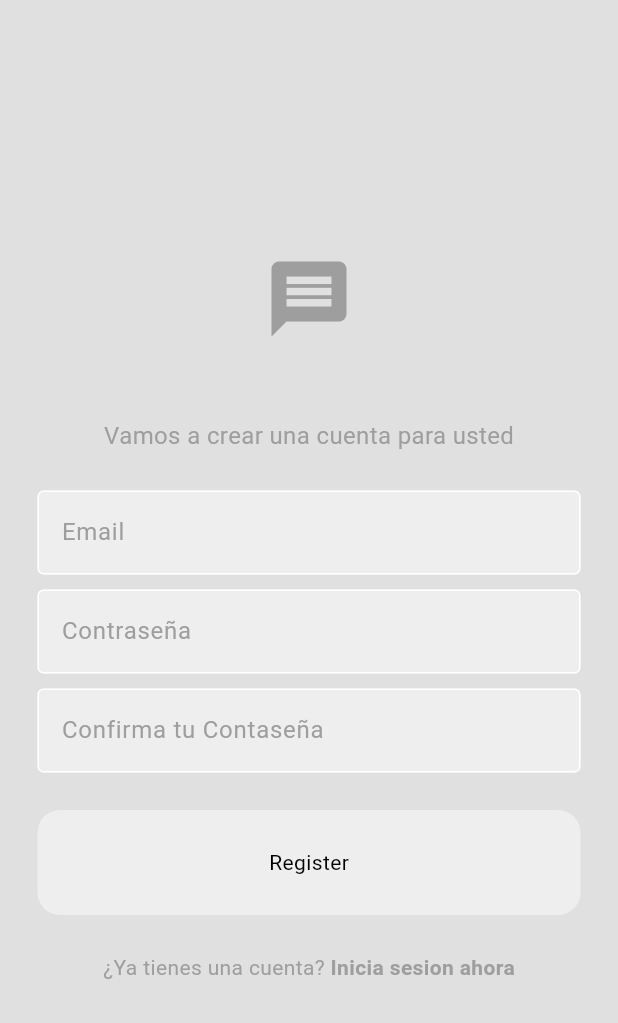
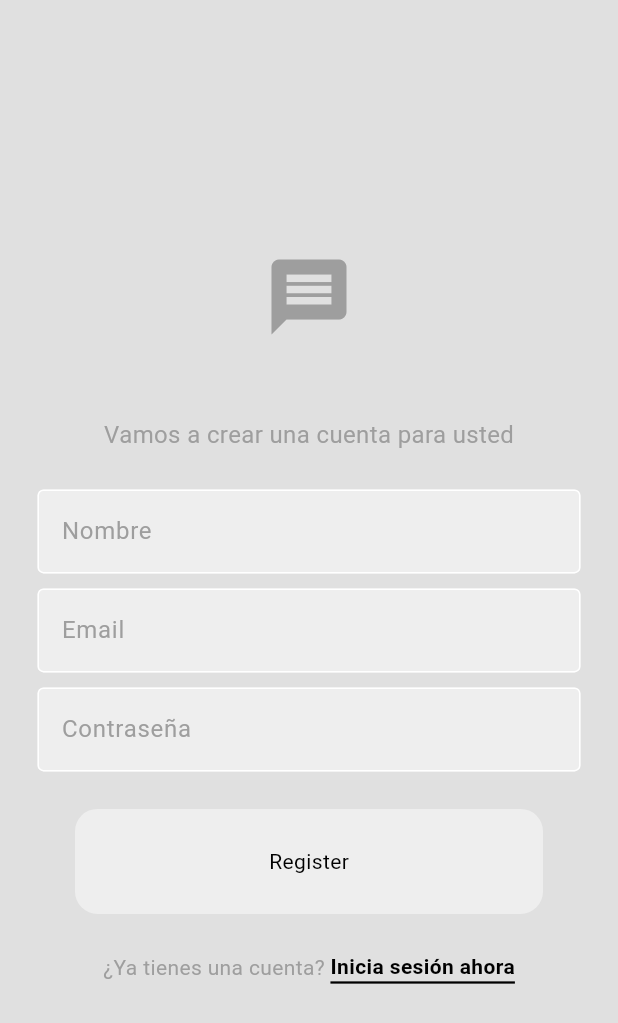
Before and after one commit to Destrabe/Login-En-Flutter, a Flutter app: the screen it shows after launch, after a tap on "Regístrate ahora", on a phone screen of 412 x 824 dp. Shown: the top 1023 px of the screen. Run offline on Flutter 3.47's test engine with Material 3 defaults, Android fonts, the phone set to English and light mode, and no system bars; our stand-ins replace google_nav_bar.

Commit message:
login y register botones terminados

```diff
--- a/lib/componentes/button.dart
+++ b/lib/componentes/button.dart
@@ -1,29 +1,31 @@
 import 'package:flutter/material.dart';
 
-class MyButton extends StatelessWidget { //no tiene un estado que puede cambiar en tiempo de ejecucion
+class MyButton extends StatelessWidget {
   final void Function()? onTap;
-
   final String text;
 
   const MyButton({
     super.key,
     required this.text,
     required this.onTap,
-    });
+  });
 
   @override
-  Widget build(BuildContext context) { //construye la interfaz del widget
-    return GestureDetector(
-      onTap: onTap,
+  Widget build(BuildContext context) {
+    return InkWell(
+      highlightColor: Colors.transparent, // Sin sombra
+      splashColor: Colors.transparent, // Sin efecto de salpicadura (efecto de onda)
+      onTap: onTap, // Asigna la acción aquí, que se ejecutará al presionar el botón
+      borderRadius: BorderRadius.circular(15), // Para mantener los bordes redondeados
       child: Container(
         decoration: BoxDecoration(
           color: Theme.of(context).colorScheme.secondary,
           borderRadius: BorderRadius.circular(15),
         ),
-        padding: const EdgeInsets.all(25),//Agrega un espacio interno
-        margin: const EdgeInsets.symmetric(horizontal: 25), //margen del boton
+        padding: const EdgeInsets.all(25),
+        margin: const EdgeInsets.symmetric(horizontal: 50),
         child: Center(
-         child: Center(child: Text(text)),
+          child: Text(text),
         ),
       ),
     );
--- a/lib/login.dart
+++ b/lib/login.dart
@@ -1,10 +1,12 @@
 import 'package:app/componentes/button.dart';
 import 'package:app/componentes/textField.dart';
+import 'package:app/homepage.dart';
 import 'package:flutter/material.dart';
 
 class LoginPage extends StatefulWidget {
-  const LoginPage({super.key, required this.onTap});
+  LoginPage({super.key, required this.onTap});
 
+  //ir a la pagina de registro
  final void Function()? onTap;
 
   @override
@@ -17,8 +19,12 @@ class _LoginPageState extends State<LoginPage> {
   final TextEditingController _contraseniaController = TextEditingController();
 
   // Método de login
-  void login() {
-    // Aquí puedes añadir la lógica para autenticar al usuario.
+  void login(BuildContext context) {
+    Navigator.push(
+    context,
+    MaterialPageRoute(builder: (context) => Homepage()),
+  );
+
     print("Correo: ${_correoController.text}");
     print("Contraseña: ${_contraseniaController.text}");
   }
@@ -30,6 +36,7 @@ class _LoginPageState extends State<LoginPage> {
       body: Center(
         child: SingleChildScrollView(
           child: Column(
+
             mainAxisAlignment: MainAxisAlignment.center,
             children: [
               // Logo
@@ -73,7 +80,7 @@ class _LoginPageState extends State<LoginPage> {
               // Botón de login
               MyButton(
                 text: "Login",
-                onTap: login,
+                onTap: () => login(context),
                 ),
 
               const SizedBox(height: 25),
@@ -88,11 +95,22 @@ class _LoginPageState extends State<LoginPage> {
                   ),
                   GestureDetector(
                     onTap: widget.onTap,
+                    child: Container(
+                      decoration: BoxDecoration(
+                        border: Border(
+                          bottom: BorderSide(
+                            color: Colors.black, // Color del borde
+                            width: 1.5, // Grosor del "subrayado"
+                            style: BorderStyle.solid, // Puedes cambiarlo a dotted si deseas un efecto punteado
+                            ),
+                          ),
+                      ),
                       child: Text(
                         "Regístrate ahora",
                         style: TextStyle(
                           fontWeight: FontWeight.bold,
-                        color: Theme.of(context).colorScheme.primary,
+                          color: Colors.black, // Color del texto
+                        ),
                       ),
                     ),
                   ),
--- a/lib/register.dart
+++ b/lib/register.dart
@@ -1,24 +1,30 @@
 import 'package:app/componentes/button.dart';
 import 'package:app/componentes/textField.dart';
+import 'package:app/login.dart';
 import 'package:flutter/material.dart';
 
 class Register extends StatelessWidget {
-  Register ({super.key, required this.onTap});
+  Register({super.key, required this.onTap});
 
   // Controladores para correo y contraseña
+  final TextEditingController _nombreController = TextEditingController();
   final TextEditingController _correoController = TextEditingController();
   final TextEditingController _contraseniaController = TextEditingController();
-  final TextEditingController _confirmacionController = TextEditingController();
 
   //ir a la pagina de login
   final void Function()? onTap;
 
   // Método de registro
-  void register() {}
+  void register(BuildContext context) {
+    Navigator.push(
+      context,
+      MaterialPageRoute(builder: (context) => LoginPage(onTap: () {})),
+    );
+  }
 
   @override
   Widget build(BuildContext context) {
-  return Scaffold(
+    return Scaffold(
       backgroundColor: Theme.of(context).colorScheme.background,
       body: Center(
         child: Column(
@@ -44,10 +50,19 @@ class Register extends StatelessWidget {
 
             const SizedBox(height: 25),
 
-            // Campo de texto de correo
+            // Campo de texto del nombre
+            CustomTextField(
+              hintText: "Nombre",
+              obscureText: false,
+              controller: _nombreController,
+            ),
+
+            const SizedBox(height: 10),
+
+            // Campo de texto del email
             CustomTextField(
               hintText: "Email",
-              obscureText: false,
+              obscureText: true,
               controller: _correoController,
             ),
 
@@ -60,21 +75,12 @@ class Register extends StatelessWidget {
               controller: _contraseniaController,
             ),
 
-            const SizedBox(height: 10),
-
-            // Campo de texto de la contraseña
-            CustomTextField(
-              hintText: "Confirma tu Contaseña",
-              obscureText: true,
-              controller: _confirmacionController,
-            ),
-
             const SizedBox(height: 25),
 
-            // Botón de login
+            // Botón de registro
             MyButton(
               text: "Register",
-              onTap: register,
+              onTap: () => register(context),
             ),
 
             const SizedBox(height: 25),
@@ -89,14 +95,25 @@ class Register extends StatelessWidget {
                 ),
                 GestureDetector(
                   onTap: onTap,
-                  child: Text(
-                    "Inicia sesion ahora",
-                    style: TextStyle(
-                      fontWeight: FontWeight.bold,
-                      color: Theme.of(context).colorScheme.primary,
+                  child: Container(
+                      decoration: BoxDecoration(
+                        border: Border(
+                          bottom: BorderSide(
+                            color: Colors.black, // Color del borde
+                            width: 1.5, // Grosor del "subrayado"
+                            style: BorderStyle.solid, // Puedes cambiarlo a dotted si deseas un efecto punteado
+                            ),
+                          ),
+                      ),
+                      child: Text(
+                        "Inicia sesión ahora",
+                        style: TextStyle(
+                          fontWeight: FontWeight.bold,
+                          color: Colors.black, // Color del texto
+                        ),
+                      ),
                     ),
-                  ),
-                ),
+                )
               ],
             ),
           ],
```
Also changed, not shown: lib/Homepage_sintrancision.dart (deleted, +0 -75 lines), lib/main.dart (+0 -28 lines). Lines whose indentation alone changed are shown as unchanged.
